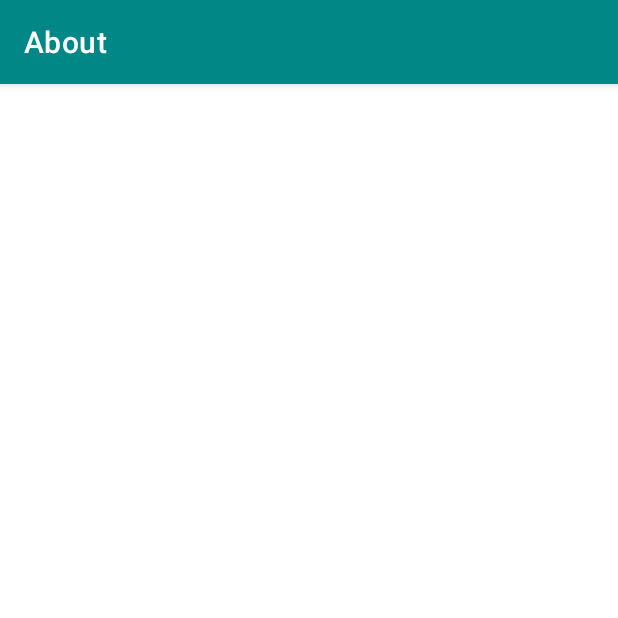
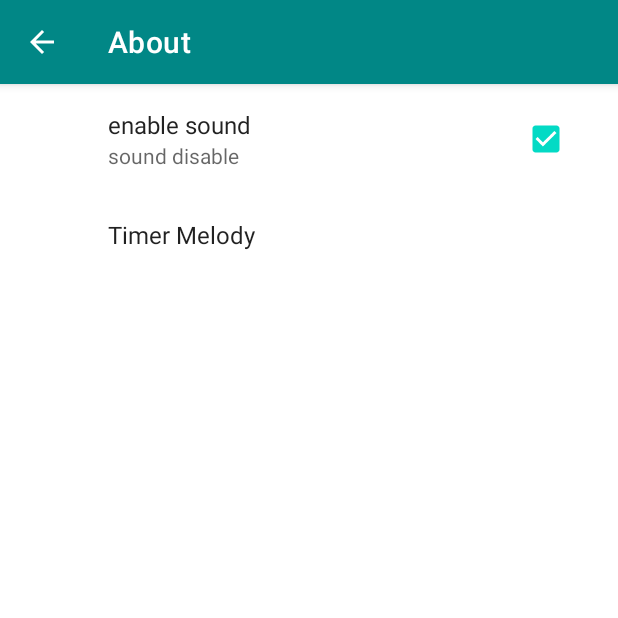
Before and after one commit to RedTosS39/timer, an Android app: the AboutActivity screen opened directly, with no data from a screen before it, on a phone screen of 412 x 824 dp, the top half of it. Run offline under Robolectric (Android 15) with nearby library versions, the phone set to English and light mode, and no system bars; our stand-ins replace androidx.preference.

Commit message:
added SharedPreference Summer

```diff
--- a/app/build.gradle
+++ b/app/build.gradle
@@ -29,7 +29,8 @@ android {
 }
 
 dependencies {
-
+    implementation "androidx.fragment:fragment:1.3.2"
+    implementation "androidx.preference:preference:1.1.1"
     implementation 'androidx.appcompat:appcompat:1.2.0'
     implementation 'com.google.android.material:material:1.3.0'
     implementation 'androidx.constraintlayout:constraintlayout:2.0.4'
--- a/app/src/main/java/android/example/cooltimer/AboutActivity.java
+++ b/app/src/main/java/android/example/cooltimer/AboutActivity.java
@@ -1,8 +1,13 @@
 package android.example.cooltimer;
 
+import androidx.annotation.NonNull;
+import androidx.appcompat.app.ActionBar;
 import androidx.appcompat.app.AppCompatActivity;
+import androidx.core.app.NavUtils;
 
+import android.content.Intent;
 import android.os.Bundle;
+import android.view.MenuItem;
 
 public class AboutActivity extends AppCompatActivity {
 
@@ -10,5 +15,15 @@ public class AboutActivity extends AppCompatActivity {
     protected void onCreate(Bundle savedInstanceState) {
         super.onCreate(savedInstanceState);
         setContentView(R.layout.activity_about);
+
+        ActionBar actionBar = getSupportActionBar();
+        actionBar.setDisplayHomeAsUpEnabled(true);
+    }
+
+    @Override
+    public boolean onOptionsItemSelected(@NonNull MenuItem item) {
+        int id = item.getItemId();
+        if (id == android.R.id.home) { NavUtils.navigateUpFromSameTask(this);}
+        return super.onOptionsItemSelected(item);
     }
 }
--- /dev/null
+++ b/app/src/main/java/android/example/cooltimer/SettingsFragment.java
@@ -0,0 +1,61 @@
+package android.example.cooltimer;
+
+import android.content.SharedPreferences;
+import android.os.Bundle;
+
+import androidx.annotation.Nullable;
+import androidx.preference.CheckBoxPreference;
+import androidx.preference.ListPreference;
+import androidx.preference.Preference;
+import androidx.preference.PreferenceFragmentCompat;
+import androidx.preference.PreferenceScreen;
+
+public class SettingsFragment extends PreferenceFragmentCompat implements SharedPreferences.OnSharedPreferenceChangeListener {
+    @Override
+    public void onCreatePreferences(Bundle savedInstanceState, String rootKey) {
+        addPreferencesFromResource(R.xml.timer_preferences);
+
+        SharedPreferences sharedPreferences = getPreferenceScreen().getSharedPreferences();
+        PreferenceScreen preferenceScreen = getPreferenceScreen();
+
+        int count = preferenceScreen.getPreferenceCount();
+        for(int i = 0; i < count; i++) {
+            Preference preference = preferenceScreen.getPreference(i);
+            if(!(preference instanceof CheckBoxPreference)) {
+                String value = sharedPreferences.getString(preference.getKey(), "");
+                setPreferenceLabel(preference, value);
+            }
+        }
+    }
+
+    private void setPreferenceLabel (Preference preference, String value) {
+        if (preference instanceof ListPreference) {
+            ListPreference listPreference = (ListPreference) preference;
+            int index = listPreference.findIndexOfValue(value);
+            if (index >= 0) {
+                listPreference.setSummary(listPreference.getEntries()[index]);
+            }
+        }
+    }
+
+    @Override
+    public void onSharedPreferenceChanged(SharedPreferences sharedPreferences, String key) {
+        Preference preference = findPreference(key);
+        if(!(preference instanceof CheckBoxPreference)) {
+            String value = sharedPreferences.getString(preference.getKey(), "");
+            setPreferenceLabel(preference, value);
+        }
+    }
+
+    @Override
+    public void onCreate(@Nullable Bundle savedInstanceState) {
+        super.onCreate(savedInstanceState);
+        getPreferenceScreen().getSharedPreferences().registerOnSharedPreferenceChangeListener(this);
+    }
+
+    @Override
+    public void onDestroy() {
+        super.onDestroy();
+        getPreferenceScreen().getSharedPreferences().unregisterOnSharedPreferenceChangeListener(this);
+    }
+}
--- a/app/src/main/res/layout/activity_about.xml
+++ b/app/src/main/res/layout/activity_about.xml
@@ -1,9 +1,7 @@
 <?xml version="1.0" encoding="utf-8"?>
-<androidx.constraintlayout.widget.ConstraintLayout xmlns:android="http://schemas.android.com/apk/res/android"
-    xmlns:app="http://schemas.android.com/apk/res-auto"
-    xmlns:tools="http://schemas.android.com/tools"
+<fragment xmlns:android="http://schemas.android.com/apk/res/android"
     android:layout_width="match_parent"
     android:layout_height="match_parent"
-    tools:context=".AboutActivity">
-
-</androidx.constraintlayout.widget.ConstraintLayout>
+    android:id="@+id/activity_about"
+    android:name="android.example.cooltimer.SettingsFragment">
+</fragment>
--- /dev/null
+++ b/app/src/main/res/values/arrays.xml
@@ -0,0 +1,14 @@
+<?xml version="1.0" encoding="utf-8"?>
+<resources>
+    <array name="preference_timer_melody">
+        <item>Bell</item>
+        <item>Alarm</item>
+        <item>Bip</item>
+    </array>
+
+    <array name="preference_timer_melody_value">
+        <item>bell</item>
+        <item>alarm</item>
+        <item>bip</item>
+    </array>
+</resources>
--- a/app/src/main/res/values/themes.xml
+++ b/app/src/main/res/values/themes.xml
@@ -13,5 +13,6 @@
         <!-- Status bar color. -->
         <item name="android:statusBarColor" tools:targetApi="l">?attr/colorPrimaryVariant</item>
         <!-- Customize your theme here. -->
+        <item name="preferenceTheme">@style/PreferenceThemeOverlay</item>
     </style>
 </resources>
--- /dev/null
+++ b/app/src/main/res/xml/timer_preferences.xml
@@ -0,0 +1,16 @@
+<?xml version="1.0" encoding="utf-8"?>
+<PreferenceScreen xmlns:android="http://schemas.android.com/apk/res/android">
+    <CheckBoxPreference
+        android:defaultValue="true"
+        android:key="enable_sound"
+        android:title="enable sound"
+        android:summaryOff="sound disable"
+        android:summaryOn="sound disable" />
+
+    <ListPreference
+        android:title="Timer Melody"
+        android:key="timer_melody"
+        android:defaultValue="true"
+        android:entries="@array/preference_timer_melody"
+        android:entryValues="@array/preference_timer_melody_value" />
+</PreferenceScreen>
--- a/build.gradle
+++ b/build.gradle
@@ -5,7 +5,7 @@ buildscript {
         jcenter()
     }
     dependencies {
-        classpath "com.android.tools.build:gradle:4.1.2"
+        classpath 'com.android.tools.build:gradle:4.1.3'
 
         // NOTE: Do not place your application dependencies here; they belong
         // in the individual module build.gradle files
```
Also changed, not shown: app/src/main/AndroidManifest.xml (+15 -5 lines), app/src/main/java/android/example/cooltimer/MainActivity.java (+29 -3 lines), app/src/main/java/android/example/cooltimer/SettingsActivity.java (+15 -0 lines), app/src/main/res/layout/activity_settings.xml (+5 -5 lines), 2 other files.
